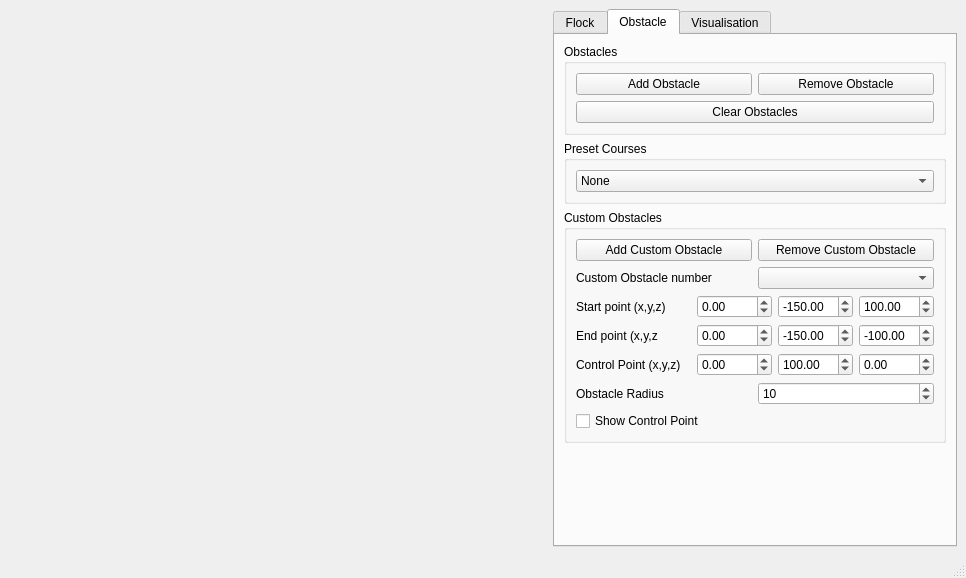
Before: the Qt Designer form ui/mainwindow.ui in mainConfetti/Flock, drawn with Qt 5.
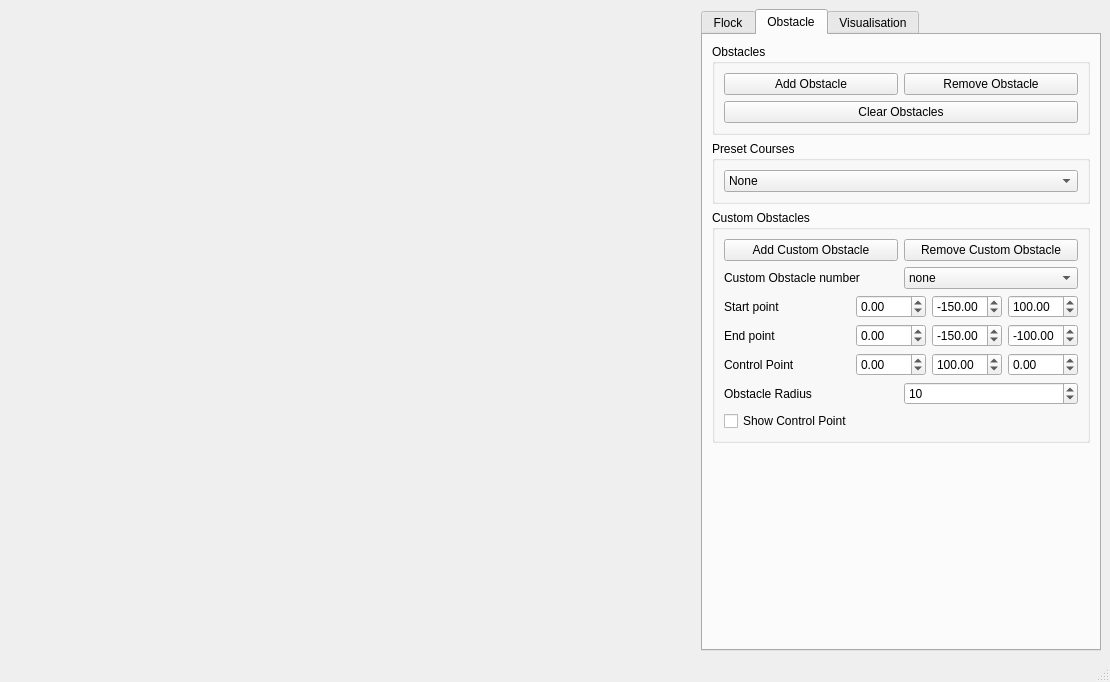
After: the same form once the commit is applied. The open tabs and pages were chosen to show the change.

```diff
--- a/ui/mainwindow.ui
+++ b/ui/mainwindow.ui
@@ -6,8 +6,8 @@
    <rect>
     <x>0</x>
     <y>0</y>
-    <width>966</width>
-    <height>578</height>
+    <width>1110</width>
+    <height>682</height>
    </rect>
   </property>
   <property name="windowTitle">
@@ -28,11 +28,17 @@
       </property>
      </spacer>
     </item>
-    <item row="0" column="2">
+    <item row="0" column="1">
      <widget class="QTabWidget" name="m_optionsTabWidget">
       <property name="enabled">
        <bool>true</bool>
       </property>
+      <property name="maximumSize">
+       <size>
+        <width>400</width>
+        <height>16777215</height>
+       </size>
+      </property>
       <property name="currentIndex">
        <number>0</number>
       </property>
@@ -344,6 +350,11 @@
              <property name="maxCount">
               <number>10</number>
              </property>
+             <item>
+              <property name="text">
+               <string>none</string>
+              </property>
+             </item>
             </widget>
            </item>
            <item row="1" column="0">
@@ -361,25 +372,18 @@
              <item>
               <widget class="QLabel" name="label_3">
                <property name="text">
-                <string>End point (x,y,z</string>
+                <string>End point   </string>
                </property>
               </widget>
              </item>
-             <item>
-              <spacer name="horizontalSpacer_4">
-               <property name="orientation">
-                <enum>Qt::Horizontal</enum>
-               </property>
-               <property name="sizeHint" stdset="0">
-                <size>
-                 <width>20</width>
-                 <height>20</height>
-                </size>
-               </property>
-              </spacer>
-             </item>
              <item>
               <widget class="QDoubleSpinBox" name="m_customEndX">
+               <property name="maximumSize">
+                <size>
+                 <width>70</width>
+                 <height>16777215</height>
+                </size>
+               </property>
                <property name="minimum">
                 <double>-1000.000000000000000</double>
                </property>
@@ -396,6 +400,12 @@
              </item>
              <item>
               <widget class="QDoubleSpinBox" name="m_customEndY">
+               <property name="maximumSize">
+                <size>
+                 <width>70</width>
+                 <height>16777215</height>
+                </size>
+               </property>
                <property name="minimum">
                 <double>-1000.000000000000000</double>
                </property>
@@ -412,6 +422,12 @@
              </item>
              <item>
               <widget class="QDoubleSpinBox" name="m_customEndZ">
+               <property name="maximumSize">
+                <size>
+                 <width>70</width>
+                 <height>16777215</height>
+                </size>
+               </property>
                <property name="minimum">
                 <double>-1000.000000000000000</double>
                </property>
@@ -436,25 +452,18 @@
              <item>
               <widget class="QLabel" name="label_2">
                <property name="text">
-                <string>Start point (x,y,z)</string>
+                <string>Start point </string>
                </property>
               </widget>
              </item>
-             <item>
-              <spacer name="horizontalSpacer_5">
-               <property name="orientation">
-                <enum>Qt::Horizontal</enum>
-               </property>
-               <property name="sizeHint" stdset="0">
-                <size>
-                 <width>10</width>
-                 <height>20</height>
-                </size>
-               </property>
-              </spacer>
-             </item>
              <item>
               <widget class="QDoubleSpinBox" name="m_customStartX">
+               <property name="maximumSize">
+                <size>
+                 <width>70</width>
+                 <height>16777215</height>
+                </size>
+               </property>
                <property name="minimum">
                 <double>-1000.000000000000000</double>
                </property>
@@ -468,6 +477,12 @@
              </item>
              <item>
               <widget class="QDoubleSpinBox" name="m_customStartY">
+               <property name="maximumSize">
+                <size>
+                 <width>70</width>
+                 <height>16777215</height>
+                </size>
+               </property>
                <property name="minimum">
                 <double>-1000.000000000000000</double>
                </property>
@@ -484,6 +499,12 @@
              </item>
              <item>
               <widget class="QDoubleSpinBox" name="m_customStartZ">
+               <property name="maximumSize">
+                <size>
+                 <width>70</width>
+                 <height>16777215</height>
+                </size>
+               </property>
                <property name="minimum">
                 <double>-1000.000000000000000</double>
                </property>
@@ -508,25 +529,18 @@
              <item>
               <widget class="QLabel" name="label_4">
                <property name="text">
-                <string>Control Point (x,y,z)</string>
+                <string>Control Point</string>
                </property>
               </widget>
              </item>
-             <item>
-              <spacer name="horizontalSpacer_6">
-               <property name="orientation">
-                <enum>Qt::Horizontal</enum>
-               </property>
-               <property name="sizeHint" stdset="0">
-                <size>
-                 <width>10</width>
-                 <height>20</height>
-                </size>
-               </property>
-              </spacer>
-             </item>
              <item>
               <widget class="QDoubleSpinBox" name="m_customCtrlX">
+               <property name="maximumSize">
+                <size>
+                 <width>70</width>
+                 <height>16777215</height>
+                </size>
+               </property>
                <property name="minimum">
                 <double>-1000.000000000000000</double>
                </property>
@@ -540,6 +554,12 @@
              </item>
              <item>
               <widget class="QDoubleSpinBox" name="m_customCtrlY">
+               <property name="maximumSize">
+                <size>
+                 <width>70</width>
+                 <height>16777215</height>
+                </size>
+               </property>
                <property name="minimum">
                 <double>-1000.000000000000000</double>
                </property>
@@ -556,6 +576,12 @@
              </item>
              <item>
               <widget class="QDoubleSpinBox" name="m_customCtrlZ">
+               <property name="maximumSize">
+                <size>
+                 <width>70</width>
+                 <height>16777215</height>
+                </size>
+               </property>
                <property name="minimum">
                 <double>-1000.000000000000000</double>
                </property>
@@ -675,19 +701,6 @@
       </widget>
      </widget>
     </item>
-    <item row="0" column="1">
-     <spacer name="horizontalSpacer_2">
-      <property name="orientation">
-       <enum>Qt::Horizontal</enum>
-      </property>
-      <property name="sizeHint" stdset="0">
-       <size>
-        <width>40</width>
-        <height>20</height>
-       </size>
-      </property>
-     </spacer>
-    </item>
    </layout>
   </widget>
   <widget class="QMenuBar" name="menubar">
```
Left out of the diff: 133 changed lines with no effect on the pictures.
